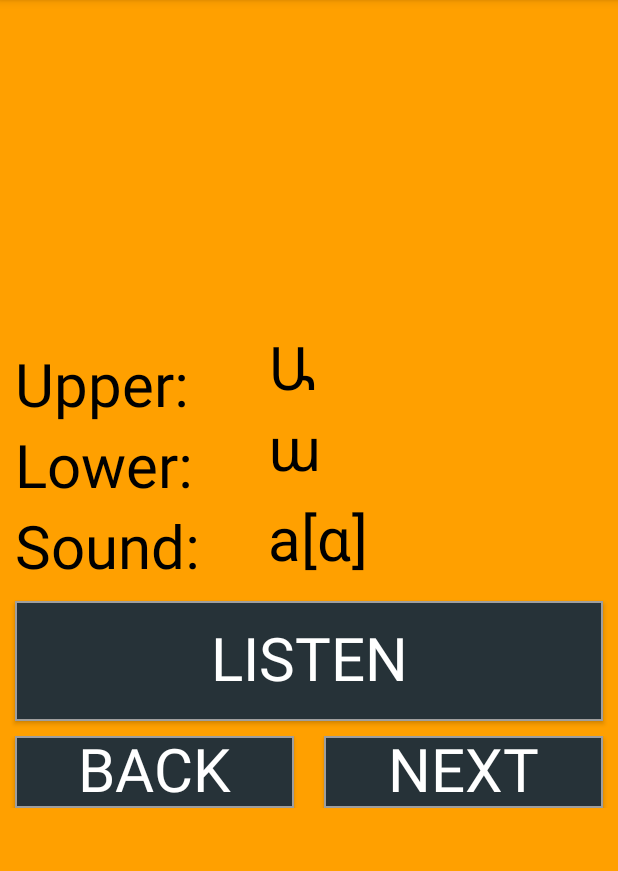
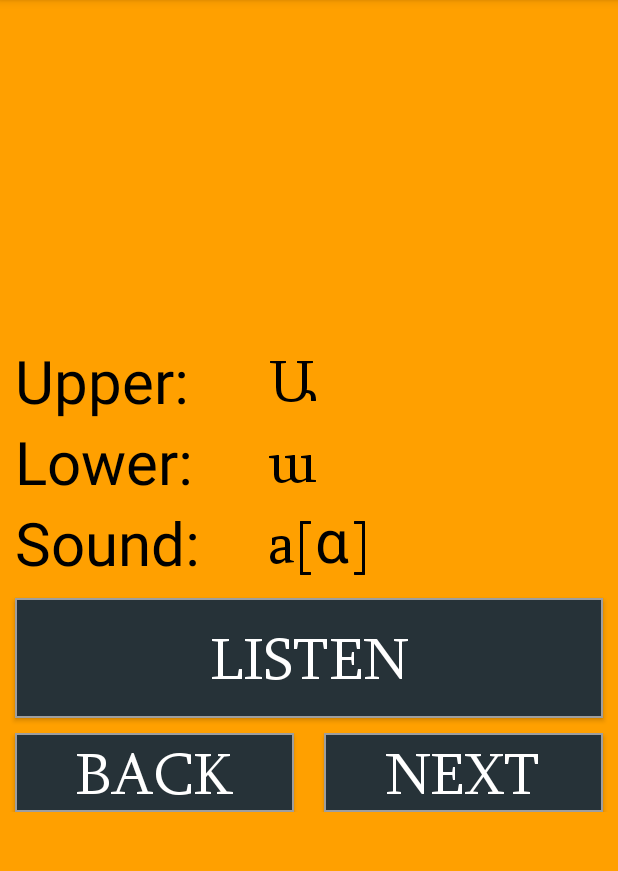
Before and after one commit to d-k-ivanov/android-armenianalphabet, an Android app: the screen it shows after launch (AlphabetActivity), after a tap on "Alphabet", on a phone screen of 412 x 824 dp, the part 84-955 px from its top. Run offline under Robolectric (Android 15) with nearby library versions, the phone set to English and light mode, and no system bars.

Commit message:
Typeface moved to Tools, Alphabet activity - STREAM_MUSIC by default

```diff
--- a/app/build.gradle
+++ b/app/build.gradle
@@ -2,6 +2,12 @@ apply plugin: 'com.android.application'
 
 android {
     signingConfigs {
+        config {
+            keyAlias 'DmitryIvanovPupupon'
+            keyPassword 'tNMa89Es0m3i10h'
+            storeFile file('/home/flash/Dropbox/Personal/Keystores/DmitryIvanovPupupon.jks')
+            storePassword 'tNMa89Es0m3i10h'
+        }
     }
     compileSdkVersion 25
     buildToolsVersion '25.0.0'
--- a/app/src/main/java/com/pupupon/armenianalphabet/AboutActivity.java
+++ b/app/src/main/java/com/pupupon/armenianalphabet/AboutActivity.java
@@ -11,9 +11,8 @@ public class AboutActivity extends AppCompatActivity {
     protected void onCreate(Bundle savedInstanceState) {
         super.onCreate(savedInstanceState);
         setContentView(R.layout.activity_about);
-        Typeface droidSansArmenian = Typeface.createFromAsset(getAssets(), "fonts/DroidSansArmenian.ttf");
-        Typeface sylfaen = Typeface.createFromAsset(getAssets(), "fonts/Sylfaen.ttf");
-        Typeface mainFont = droidSansArmenian;
+
+        Typeface mainFont = Tools.setFont(this);
 
         TextView aboutText = (TextView) findViewById(R.id.aboutText);
         TextView aboutCopyright = (TextView) findViewById(R.id.aboutCopyright);
--- a/app/src/main/java/com/pupupon/armenianalphabet/AlphabetActivity.java
+++ b/app/src/main/java/com/pupupon/armenianalphabet/AlphabetActivity.java
@@ -1,6 +1,7 @@
 package com.pupupon.armenianalphabet;
 
 import android.graphics.Typeface;
+import android.media.AudioManager;
 import android.os.Handler;
 import android.support.v7.app.AppCompatActivity;
 import android.os.Bundle;
@@ -24,10 +25,9 @@ public class AlphabetActivity extends AppCompatActivity implements OnClickListen
     protected void onCreate(Bundle savedInstanceState) {
         super.onCreate(savedInstanceState);
         setContentView(R.layout.activity_alphabet);
+        this.setVolumeControlStream(AudioManager.STREAM_MUSIC);
 
-        Typeface droidSansArmenian = Typeface.createFromAsset(getAssets(), "fonts/DroidSansArmenian.ttf");
-        Typeface sylfaen = Typeface.createFromAsset(getAssets(), "fonts/Sylfaen.ttf");
-        Typeface mainFont = droidSansArmenian;
+        Typeface mainFont = Tools.setFont(this);
 
         for(int i=1; i <= 39; i++){
             letters[i-1] = "letter" + i;
--- a/app/src/main/java/com/pupupon/armenianalphabet/MainMenu.java
+++ b/app/src/main/java/com/pupupon/armenianalphabet/MainMenu.java
@@ -16,9 +16,7 @@ public class MainMenu extends AppCompatActivity {
     protected void onCreate(Bundle savedInstanceState) {
         super.onCreate(savedInstanceState);
         setContentView(R.layout.activity_main_menu);
-        Typeface droidSansArmenian = Typeface.createFromAsset(getAssets(), "fonts/DroidSansArmenian.ttf");
-        Typeface sylfaen = Typeface.createFromAsset(getAssets(), "fonts/Sylfaen.ttf");
-        Typeface mainFont = droidSansArmenian;
+        Typeface mainFont = Tools.setFont(this);
 
         // Answer Section
         buttons[0] = (Button) findViewById(R.id.menuEntry1);
--- a/app/src/main/java/com/pupupon/armenianalphabet/QuizActivity.java
+++ b/app/src/main/java/com/pupupon/armenianalphabet/QuizActivity.java
@@ -24,10 +24,7 @@ public class QuizActivity extends AppCompatActivity implements OnClickListener,
     @Override
     protected void onCreate(Bundle savedInstanceState) {
         super.onCreate(savedInstanceState);
-
-        Typeface droidSansArmenian = Typeface.createFromAsset(getAssets(), "fonts/DroidSansArmenian.ttf");
-        Typeface sylfaen = Typeface.createFromAsset(getAssets(), "fonts/Sylfaen.ttf");
-        mainFont = droidSansArmenian;
+        mainFont = Tools.setFont(this);
 
         init();
     }
--- a/app/src/main/java/com/pupupon/armenianalphabet/Tools.java
+++ b/app/src/main/java/com/pupupon/armenianalphabet/Tools.java
@@ -2,6 +2,7 @@ package com.pupupon.armenianalphabet;
 
 import android.content.Context;
 import android.content.res.AssetFileDescriptor;
+import android.graphics.Typeface;
 import android.media.MediaPlayer;
 import android.os.Handler;
 
@@ -109,4 +110,12 @@ class Tools {
         }, 1000);
     }
 
+    public static Typeface setFont(Context context){
+        Typeface droidSansArmenian = Typeface.createFromAsset(context.getAssets(), "fonts/DroidSansArmenian.ttf");
+        Typeface sylfaen = Typeface.createFromAsset(context.getAssets(), "fonts/Sylfaen.ttf");
+
+        return sylfaen;
+
+    }
+
 }
```
